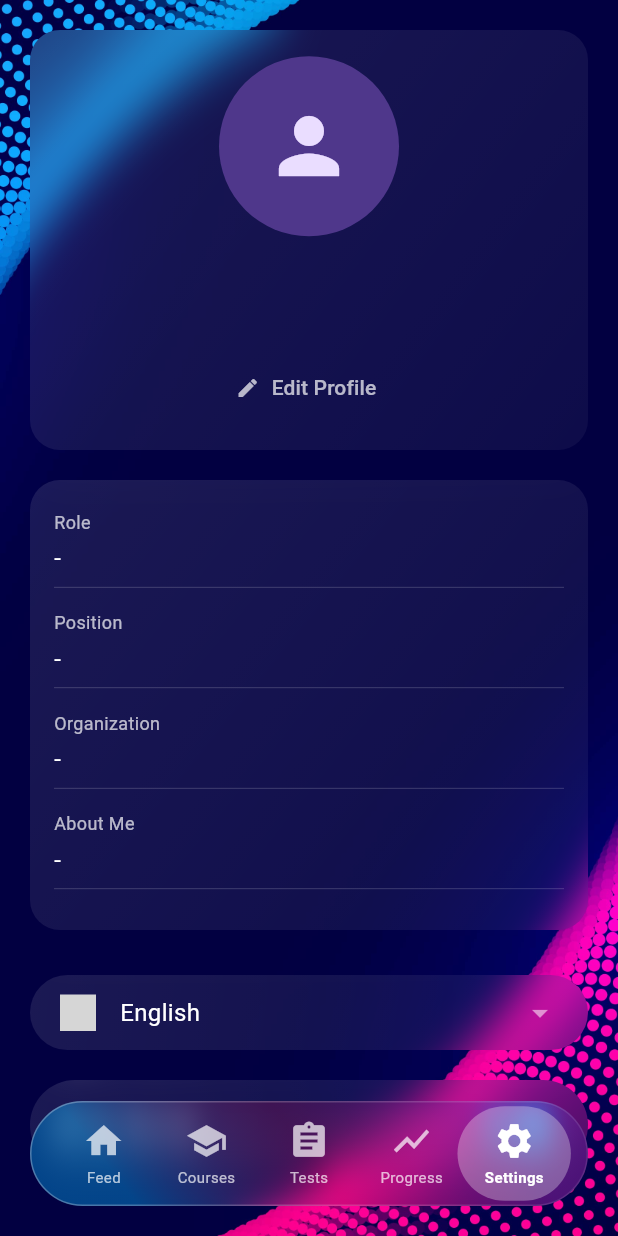
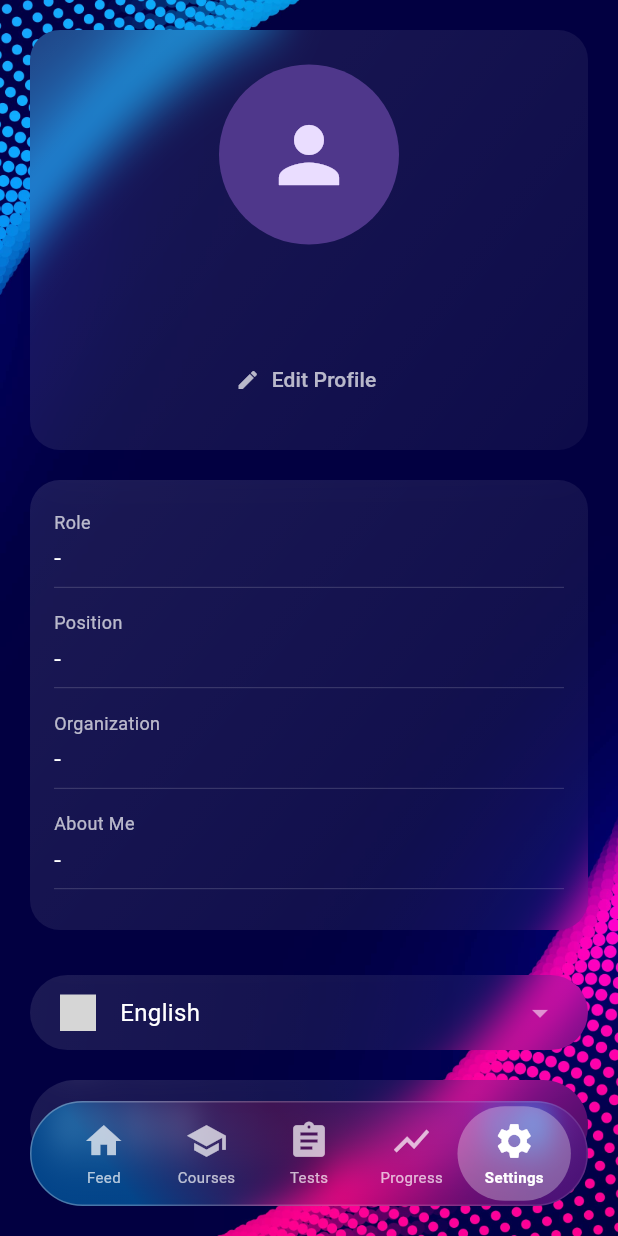
Before and after one commit to Aleksandr6669/flitter_tets, a Flutter app: the screen it shows once a user with an empty profile is signed in, item 5 of the bottom bar chosen, on a phone screen of 412 x 824 dp. Run offline on Flutter 3.47's test engine with Material 3 defaults, Android fonts, the phone set to English and light mode, and no system bars; drawn by our look-alikes of glassmorphism; our stand-ins replace cloud_firestore, firebase_auth, firebase_core, pinput, shared_preferences; missing offline and left inert: flag; accounts and stored records are empty; grey boxes are pictures that could not be loaded.

```diff
--- a/lib/settings_page.dart
+++ b/lib/settings_page.dart
@@ -256,7 +256,7 @@ class _SettingsPageState extends State<SettingsPage> with TickerProviderStateMix
     return AnimatedContainer(
       duration: const Duration(milliseconds: 350),
       curve: Curves.easeInOut,
-      height: _isEditing ? 340 : currentHeight,
+      height: _isEditing ? 260 : currentHeight,
       child: GlassmorphicContainer(
         width: double.infinity,
         height: double.infinity,
@@ -307,7 +307,7 @@ class _SettingsPageState extends State<SettingsPage> with TickerProviderStateMix
                           onPressed: () { /* TODO: Implement image picker */ },
                           child: Text(l10n.changePhotoButton, style: const TextStyle(color: Colors.blue)),
                         )
-                      : const SizedBox(key: ValueKey('emptyButtonSpace'), height: 36),
+                      : const SizedBox(key: ValueKey('emptyButtonSpace'), height: 25),
                 ),
 
                 AnimatedSwitcher(
@@ -391,7 +391,7 @@ class _SettingsPageState extends State<SettingsPage> with TickerProviderStateMix
       duration: const Duration(milliseconds: 350),
       curve: Curves.easeInOut,
       width: double.infinity,
-      height: _isEditing ? 350 : 300,
+      height: _isEditing ? 340 : 300,
       child: GlassmorphicContainer(
         width: double.infinity,
         height: double.infinity,
```
